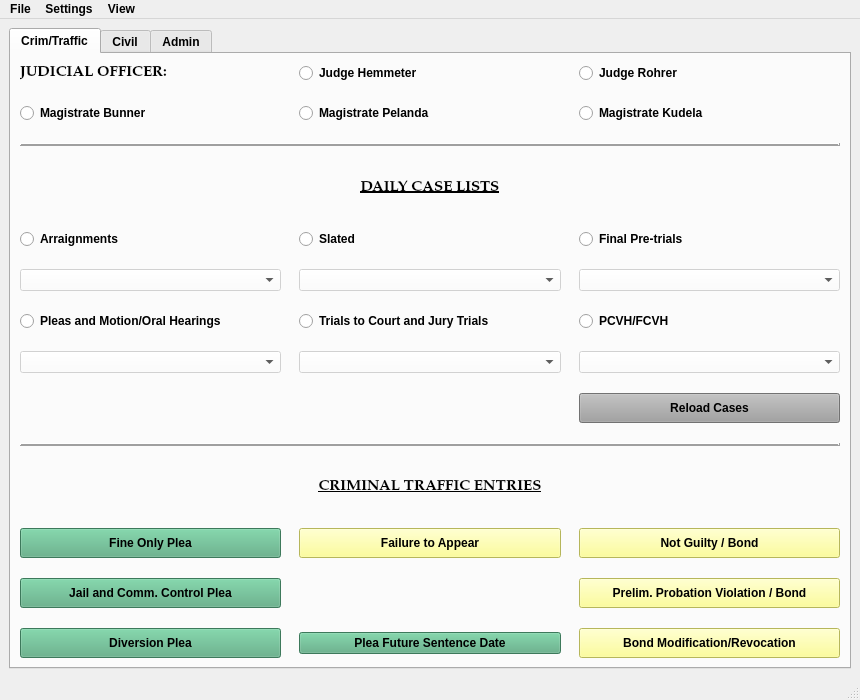
Old version of the form package/views/ui/MainWindow.ui in the repository HunterProgram22/MuniEntry.
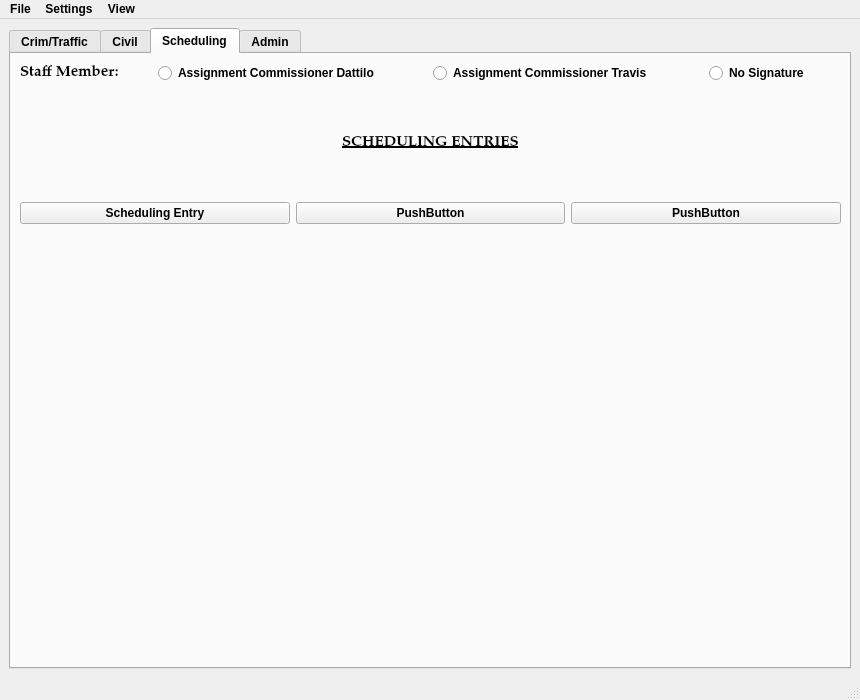
New version of the form.

Commit message: Started scheduling tab.

```diff
--- a/package/views/ui/MainWindow.ui
+++ b/package/views/ui/MainWindow.ui
@@ -39,7 +39,7 @@
     <item row="0" column="0">
      <widget class="QTabWidget" name="tabWidget">
       <property name="currentIndex">
-       <number>0</number>
+       <number>2</number>
       </property>
       <widget class="QWidget" name="crimTab">
        <attribute name="title">
@@ -555,6 +555,101 @@
         </item>
        </layout>
       </widget>
+      <widget class="QWidget" name="schedulingTab">
+       <attribute name="title">
+        <string>Scheduling</string>
+       </attribute>
+       <widget class="QWidget" name="">
+        <property name="geometry">
+         <rect>
+          <x>9</x>
+          <y>9</y>
+          <width>821</width>
+          <height>161</height>
+         </rect>
+        </property>
+        <layout class="QGridLayout" name="gridLayout_8">
+         <item row="0" column="0">
+          <widget class="QLabel" name="label_15">
+           <property name="font">
+            <font>
+             <family>Palatino Linotype</family>
+             <pointsize>11</pointsize>
+             <weight>75</weight>
+             <italic>false</italic>
+             <bold>true</bold>
+            </font>
+           </property>
+           <property name="text">
+            <string>Staff Member:</string>
+           </property>
+          </widget>
+         </item>
+         <item row="0" column="1" colspan="2">
+          <widget class="QRadioButton" name="radioButton_12">
+           <property name="text">
+            <string>Assignment Commissioner Dattilo</string>
+           </property>
+          </widget>
+         </item>
+         <item row="0" column="3" colspan="2">
+          <widget class="QRadioButton" name="radioButton_15">
+           <property name="text">
+            <string>Assignment Commissioner Travis</string>
+           </property>
+          </widget>
+         </item>
+         <item row="0" column="5">
+          <widget class="QRadioButton" name="radioButton_13">
+           <property name="text">
+            <string>No Signature</string>
+           </property>
+          </widget>
+         </item>
+         <item row="1" column="2" colspan="2">
+          <widget class="QLabel" name="label_16">
+           <property name="font">
+            <font>
+             <family>Palatino Linotype</family>
+             <pointsize>11</pointsize>
+             <weight>75</weight>
+             <italic>false</italic>
+             <bold>true</bold>
+             <underline>true</underline>
+            </font>
+           </property>
+           <property name="text">
+            <string>SCHEDULING ENTRIES</string>
+           </property>
+           <property name="alignment">
+            <set>Qt::AlignCenter</set>
+           </property>
+          </widget>
+         </item>
+         <item row="2" column="0" colspan="2">
+          <widget class="QPushButton" name="schedulingEntryButton">
+           <property name="text">
+            <string>Scheduling Entry</string>
+           </property>
+          </widget>
+         </item>
+         <item row="2" column="2" colspan="2">
+          <widget class="QPushButton" name="pushButton_13">
+           <property name="text">
+            <string>PushButton</string>
+           </property>
+          </widget>
+         </item>
+         <item row="2" column="4" colspan="2">
+          <widget class="QPushButton" name="pushButton_12">
+           <property name="text">
+            <string>PushButton</string>
+           </property>
+          </widget>
+         </item>
+        </layout>
+       </widget>
+      </widget>
       <widget class="QWidget" name="adminTab">
        <attribute name="title">
         <string>Admin</string>
```
Left out of the diff: 2 changed lines with no effect on the pictures. The commit also changes 2 other files.
